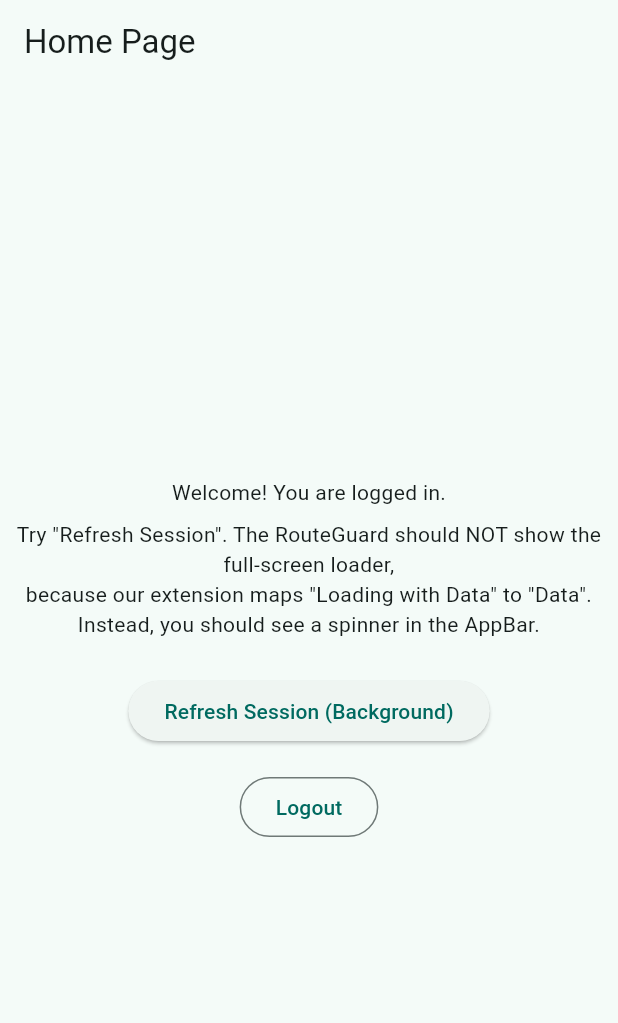
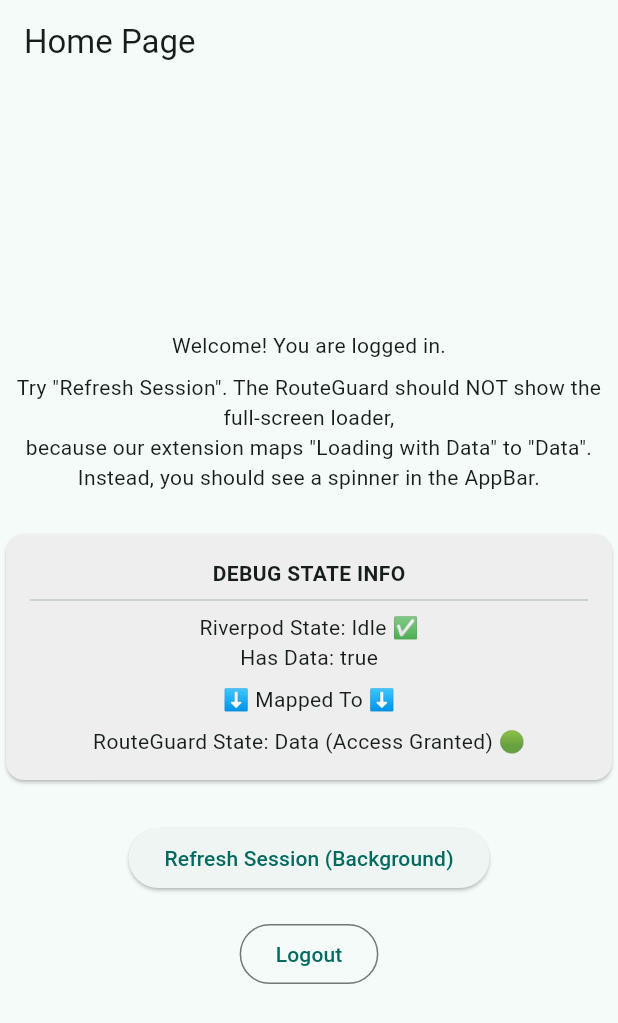
Before and after one commit to theocarranza/route_guard, a Flutter app: the screen it shows after launch, after a tap on "Login", on a phone screen of 412 x 824 dp. Shown: the top 1023 px of the screen. Run offline on Flutter 3.47's test engine with Material 3 defaults, Android fonts, the phone set to English and light mode, and no system bars; our stand-ins replace flutter_riverpod.

Commit message:
feat(example): add riverpod_example sub-project to demonstrate integration pattern
- Implements  to showcase  integration.

- Adds  extension to handle background refreshes gracefully.

- Implements integration tests in  verifying login, logout, and background refresh flows.

- Fixes  widget tests to match current UI strings and prevent layout overflow.

```diff
--- a/riverpod_example/lib/core/router/router_delegate.dart
+++ b/riverpod_example/lib/core/router/router_delegate.dart
@@ -5,7 +5,6 @@ import 'package:riverpod_example/features/login/login_screen.dart';
 
 class AppRouterDelegate extends RouterDelegate<AppRoutePath>
     with ChangeNotifier, PopNavigatorRouterDelegateMixin<AppRoutePath> {
-
   @override
   final GlobalKey<NavigatorState> navigatorKey = GlobalKey<NavigatorState>();
 
--- a/riverpod_example/lib/core/state/auth_provider.dart
+++ b/riverpod_example/lib/core/state/auth_provider.dart
@@ -1,18 +1,22 @@
 import 'dart:async';
 import 'package:flutter_riverpod/flutter_riverpod.dart';
+
+// Simulates a persistent storage (e.g., SharedPreferences or a server-side session)
+bool _mockPersistence = false;
 
 class AuthNotifier extends AsyncNotifier<bool> {
   @override
   Future<bool> build() async {
-    // Simulate checking local storage or API on startup
+    // Simulate network delay for checking session
     await Future.delayed(const Duration(seconds: 1));
-    return false; // Initially logged out
+    return _mockPersistence;
   }
 
   Future<void> login() async {
     state = const AsyncLoading();
     state = await AsyncValue.guard(() async {
       await Future.delayed(const Duration(milliseconds: 500));
+      _mockPersistence = true;
       return true;
     });
   }
@@ -21,6 +25,7 @@ class AuthNotifier extends AsyncNotifier<bool> {
     state = const AsyncLoading();
     state = await AsyncValue.guard(() async {
       await Future.delayed(const Duration(milliseconds: 500));
+      _mockPersistence = false;
       return false;
     });
   }
--- a/riverpod_example/lib/features/home/home_screen.dart
+++ b/riverpod_example/lib/features/home/home_screen.dart
@@ -42,7 +42,7 @@ class HomeScreen extends ConsumerWidget {
                 child: SizedBox(
                   width: 16,
                   height: 16,
-                  child: CircularProgressIndicator(strokeWidth: 2, color: Colors.white)
+                  child: CircularProgressIndicator(strokeWidth: 2)
                 ),
               ),
           ],
@@ -58,6 +58,28 @@ class HomeScreen extends ConsumerWidget {
                 'because our extension maps "Loading with Data" to "Data".\n'
                 'Instead, you should see a spinner in the AppBar.',
                 textAlign: TextAlign.center,
+              ),
+              const SizedBox(height: 24),
+              ConstrainedBox(
+                constraints: const BoxConstraints(maxWidth: 600),
+                child: Card(
+                  color: Colors.grey.shade200,
+                  child: Padding(
+                    padding: const EdgeInsets.all(16.0),
+                    child: Column(
+                      children: [
+                        const Text('DEBUG STATE INFO', style: TextStyle(fontWeight: FontWeight.bold)),
+                        const Divider(),
+                        Text('Riverpod State: ${authState.isLoading ? "Loading ⏳" : "Idle ✅"}'),
+                        Text('Has Data: ${authState.hasValue}'),
+                        const SizedBox(height: 8),
+                        const Text('⬇️ Mapped To ⬇️'),
+                        const SizedBox(height: 8),
+                        Text('RouteGuard State: ${guardState is BaseAsyncData ? "Data (Access Granted) 🟢" : "Loading (Blocked) 🔴"}'),
+                      ],
+                    ),
+                  ),
+                ),
               ),
               const SizedBox(height: 24),
               ElevatedButton(
```
Also changed, not shown: detailed-example/pubspec.lock, 2 other files.
